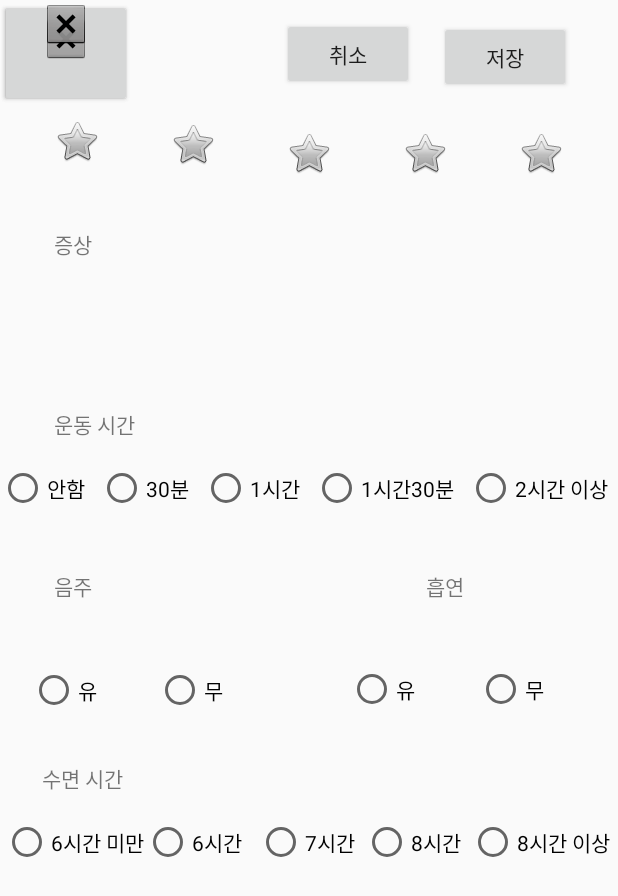
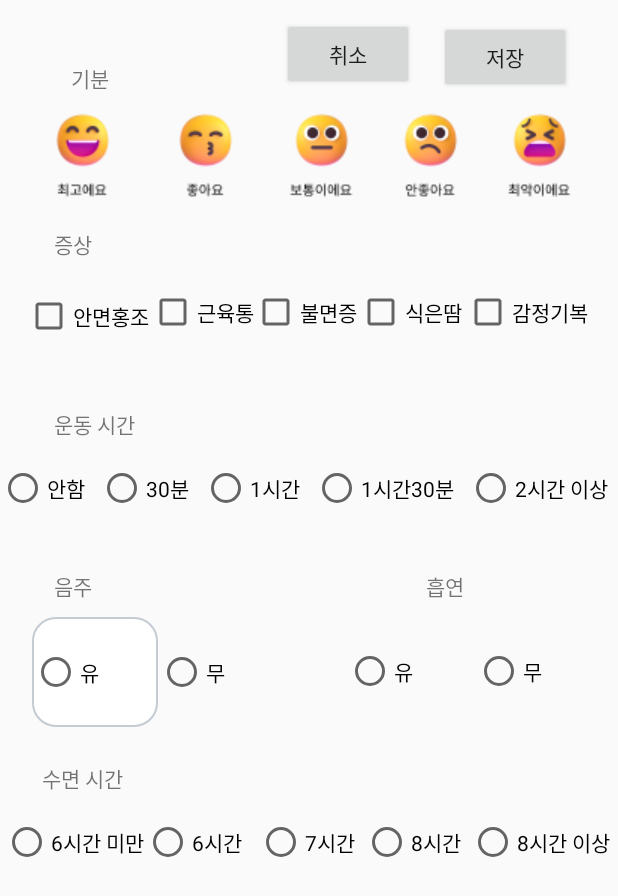
Before and after one commit to dlwndms0812/SWUPreme, an Android app: the layout activity_day.xml on its own in the app's theme, with its tools: preview values and no code run, on a phone screen of 412 x 824 dp. Shown: the top 896 px of the screen. Run offline under Robolectric (Android 15) with nearby library versions, the phone set to English and light mode, and no system bars.

```diff
--- /dev/null
+++ b/app/src/main/res/drawable-v24/radiobutton.xml
@@ -0,0 +1,25 @@
+<?xml version="1.0" encoding="utf-8"?>
+<selector xmlns:android="http://schemas.android.com/apk/res/android">
+    <!-- UNSELECTED -->
+    <item android:state_checked="false">
+        <shape>
+            <stroke android:color="#c4cbd2" android:width="1dp" />
+            <corners android:radius="15dp" />
+            <solid android:color="#fff" />
+        </shape>
+    </item>
+    <!-- SELECTED -->
+    <item android:state_checked="true">
+        <layer-list>
+            <!-- 배경 -->
+            <item>
+                <shape>
+                    <corners android:radius="15dp" />
+                    <solid android:color="#e14f50" />
+                </shape>
+            </item>
+            <!-- 이미지 영역 -->
+            <item android:drawable="@drawable/soso" android:top="4dp" android:right="4dp" android:bottom="4dp" android:left="4dp" />
+        </layer-list>
+    </item>
+</selector>
--- /dev/null
+++ b/app/src/main/res/drawable-v24/radiobutton2.xml
@@ -0,0 +1,4 @@
+<selector xmlns:android="http://schemas.android.com/apk/res/android" >
+    <item android:state_checked="false" android:drawable="@drawable/mood01"/>
+    <item android:state_checked="true" android:drawable="@drawable/mood05"/>
+</selector>
--- a/app/src/main/res/layout/activity_day.xml
+++ b/app/src/main/res/layout/activity_day.xml
@@ -5,85 +5,6 @@
     android:layout_width="match_parent"
     android:layout_height="match_parent"
     tools:context=".DayActivity">
-
-    <ImageView
-        android:id="@+id/imageView4"
-        android:layout_width="wrap_content"
-        android:layout_height="wrap_content"
-        android:layout_marginStart="10dp"
-        android:layout_marginTop="26dp"
-        android:layout_marginEnd="10dp"
-        app:layout_constraintEnd_toStartOf="@+id/imageView5"
-        app:layout_constraintStart_toEndOf="@+id/imageView2"
-        app:layout_constraintTop_toBottomOf="@+id/back_Btn"
-        app:srcCompat="@android:drawable/btn_star" />
-
-    <ImageView
-        android:id="@+id/imageView5"
-        android:layout_width="wrap_content"
-        android:layout_height="wrap_content"
-        android:layout_marginStart="10dp"
-        android:layout_marginTop="24dp"
-        android:layout_marginEnd="10dp"
-        app:layout_constraintEnd_toStartOf="@+id/imageView6"
-        app:layout_constraintStart_toEndOf="@+id/imageView4"
-        app:layout_constraintTop_toBottomOf="@+id/save_Btn"
-        app:srcCompat="@android:drawable/btn_star" />
-
-    <ImageView
-        android:id="@+id/imageView6"
-        android:layout_width="wrap_content"
-        android:layout_height="wrap_content"
-        android:layout_marginStart="10dp"
-        android:layout_marginTop="24dp"
-        android:layout_marginEnd="10dp"
-        app:layout_constraintEnd_toEndOf="parent"
-        app:layout_constraintStart_toEndOf="@+id/imageView5"
-        app:layout_constraintTop_toBottomOf="@+id/save_Btn"
-        app:srcCompat="@android:drawable/btn_star" />
-
-    <Button
-        android:id="@+id/imageButton6"
-        android:layout_width="wrap_content"
-        android:layout_height="wrap_content"
-        android:background="#00000000"
-        android:drawableTop="@android:drawable/btn_dialog"
-        tools:layout_editor_absoluteX="36dp"
-        tools:layout_editor_absoluteY="199dp" />
-
-    <Button
-        android:id="@+id/imageButton7"
-        android:layout_width="wrap_content"
-        android:layout_height="wrap_content"
-        android:drawableTop="@android:drawable/btn_dialog"
-        tools:layout_editor_absoluteX="106dp"
-        tools:layout_editor_absoluteY="199dp" />
-
-    <Button
-        android:id="@+id/imageButton8"
-        android:layout_width="wrap_content"
-        android:layout_height="wrap_content"
-        android:drawableTop="@android:drawable/btn_dialog"
-        tools:layout_editor_absoluteX="178dp"
-        tools:layout_editor_absoluteY="199dp" />
-
-    <Button
-        android:id="@+id/imageButton9"
-        android:layout_width="wrap_content"
-        android:layout_height="wrap_content"
-        android:background="#00000000"
-        android:drawableTop="@android:drawable/btn_dialog"
-        tools:layout_editor_absoluteX="248dp"
-        tools:layout_editor_absoluteY="199dp" />
-
-    <Button
-        android:id="@+id/imageButton10"
-        android:layout_width="wrap_content"
-        android:layout_height="wrap_content"
-        android:background="#00000000"
-        android:drawableTop="@android:drawable/btn_dialog"
-        tools:layout_editor_absoluteX="319dp"
-        tools:layout_editor_absoluteY="199dp" />
 
     <TextView
         android:id="@+id/textView"
@@ -167,10 +88,10 @@
 
     <RadioGroup
         android:id="@+id/drink_radio"
-        android:layout_width="182dp"
-        android:layout_height="102dp"
+        android:layout_width="177dp"
+        android:layout_height="81dp"
         android:layout_marginStart="10dp"
-        android:layout_marginTop="20dp"
+        android:layout_marginTop="8dp"
         android:layout_marginEnd="10dp"
         android:orientation="horizontal"
         app:layout_constraintEnd_toStartOf="@+id/smoking_radio"
@@ -181,6 +102,7 @@
             android:id="@+id/drink_true"
             android:layout_width="84dp"
             android:layout_height="73dp"
+            android:background="@drawable/radiobutton"
             android:text="유" />
 
         <RadioButton
@@ -195,7 +117,7 @@
         android:layout_width="170dp"
         android:layout_height="88dp"
         android:layout_marginStart="10dp"
-        android:layout_marginTop="20dp"
+        android:layout_marginTop="8dp"
         android:orientation="horizontal"
         app:layout_constraintEnd_toEndOf="parent"
         app:layout_constraintStart_toEndOf="@+id/drink_radio"
@@ -229,6 +151,7 @@
             android:id="@+id/sleep_5h"
             android:layout_width="wrap_content"
             android:layout_height="wrap_content"
+            android:checked="false"
             android:text="6시간 미만" />
 
         <RadioButton
@@ -307,28 +230,107 @@
             android:text="2시간 이상" />
     </RadioGroup>
 
-    <ImageView
-        android:id="@+id/imageView"
+    <RadioGroup
+        android:id="@+id/mood_radio"
+        android:layout_width="378dp"
+        android:layout_height="70dp"
+        android:layout_marginStart="3dp"
+        android:layout_marginTop="12dp"
+        android:layout_marginEnd="4dp"
+        android:orientation="horizontal"
+        app:layout_constraintEnd_toEndOf="parent"
+        app:layout_constraintHorizontal_bias="0.961"
+        app:layout_constraintStart_toStartOf="parent"
+        app:layout_constraintTop_toBottomOf="@+id/save_Btn">
+
+        <RadioButton
+            android:id="@+id/mood1"
+            android:layout_width="82dp"
+            android:layout_height="wrap_content"
+            android:button="@drawable/mood01" />
+
+        <RadioButton
+            android:id="@+id/mood2"
+            android:layout_width="77dp"
+            android:layout_height="wrap_content"
+            android:button="@drawable/mood02" />
+
+        <RadioButton
+            android:id="@+id/mood3"
+            android:layout_width="wrap_content"
+            android:layout_height="wrap_content"
+            android:layout_weight="1"
+            android:button="@drawable/mood03" />
+
+        <RadioButton
+            android:id="@+id/mood4"
+            android:layout_width="wrap_content"
+            android:layout_height="wrap_content"
+            android:layout_weight="1"
+            android:button="@drawable/mood04" />
+
+        <RadioButton
+            android:id="@+id/mood5"
+            android:layout_width="wrap_content"
+            android:layout_height="wrap_content"
+            android:layout_weight="1"
+            android:button="@drawable/mood05" />
+    </RadioGroup>
+
+    <CheckBox
+        android:id="@+id/symptom2"
         android:layout_width="wrap_content"
         android:layout_height="wrap_content"
-        android:layout_marginStart="10dp"
-        android:layout_marginTop="15dp"
-        android:layout_marginEnd="10dp"
-        app:layout_constraintEnd_toStartOf="@+id/imageView2"
+        android:layout_marginStart="100dp"
+        android:layout_marginTop="48dp"
+        android:text="근육통"
+        app:layout_constraintEnd_toStartOf="@+id/symptom3"
         app:layout_constraintStart_toStartOf="parent"
-        app:layout_constraintTop_toBottomOf="@+id/textView"
-        app:srcCompat="@android:drawable/btn_star" />
+        app:layout_constraintTop_toBottomOf="@+id/mood_radio" />
 
-    <ImageView
-        android:id="@+id/imageView2"
+    <CheckBox
+        android:id="@+id/symptom3"
         android:layout_width="wrap_content"
         android:layout_height="wrap_content"
-        android:layout_marginStart="10dp"
-        android:layout_marginTop="80dp"
-        android:layout_marginEnd="10dp"
-        app:layout_constraintEnd_toStartOf="@+id/imageView4"
-        app:layout_constraintStart_toEndOf="@+id/imageView"
-        app:layout_constraintTop_toTopOf="parent"
-        app:srcCompat="@android:drawable/btn_star" />
+        android:layout_marginStart="168dp"
+        android:layout_marginTop="48dp"
+        android:text="불면증"
+        app:layout_constraintEnd_toStartOf="@+id/symptom4"
+        app:layout_constraintStart_toStartOf="parent"
+        app:layout_constraintTop_toBottomOf="@+id/mood_radio" />
+
+    <CheckBox
+        android:id="@+id/symptom4"
+        android:layout_width="wrap_content"
+        android:layout_height="wrap_content"
+        android:layout_marginStart="236dp"
+        android:layout_marginTop="48dp"
+        android:text="식은땀"
+        app:layout_constraintEnd_toStartOf="@+id/symptom5"
+        app:layout_constraintStart_toStartOf="parent"
+        app:layout_constraintTop_toBottomOf="@+id/mood_radio" />
+
+    <CheckBox
+        android:id="@+id/symptom5"
+        android:layout_width="wrap_content"
+        android:layout_height="wrap_content"
+        android:layout_marginStart="308dp"
+        android:layout_marginTop="48dp"
+        android:layout_marginEnd="19dp"
+        android:text="감정기복"
+        app:layout_constraintEnd_toEndOf="parent"
+        app:layout_constraintStart_toStartOf="parent"
+        app:layout_constraintTop_toBottomOf="@+id/mood_radio" />
+
+    <CheckBox
+        android:id="@+id/symptom1"
+        android:layout_width="wrap_content"
+        android:layout_height="wrap_content"
+        android:layout_marginStart="16dp"
+        android:layout_marginTop="21dp"
+        android:text="안면홍조"
+        app:layout_constraintEnd_toStartOf="@+id/symptom2"
+        app:layout_constraintStart_toStartOf="parent"
+        app:layout_constraintTop_toBottomOf="@+id/textView2" />
 
 </androidx.constraintlayout.widget.ConstraintLayout>
```
Also changed, not shown: app/src/main/java/com/example/swupreme/DayActivity.kt (+88 -39 lines), app/src/main/java/com/example/swupreme/MainActivity.kt (+51 -28 lines), app/src/main/res/menu/menu_bottom.xml (+4 -4 lines), app/src/main/res/drawable-v24/calendar.png (added), app/src/main/res/drawable-v24/check.png (added), app/src/main/res/drawable-v24/home02.png (added), app/src/main/res/drawable-v24/ic_launcher_background.xml (renamed from app/src/main/res/drawable/ic_launcher_background.xml), app/src/main/res/drawable-v24/know.png (added), app/src/main/res/drawable-v24/mood01.png (added), app/src/main/res/drawable-v24/mood02.png (added), app/src/main/res/drawable-v24/mood03.png (added), app/src/main/res/drawable-v24/mood04.png (added), app/src/main/res/drawable-v24/mood05.png (added), app/src/main/res/drawable-v24/soso.png (added), 2 more files.
